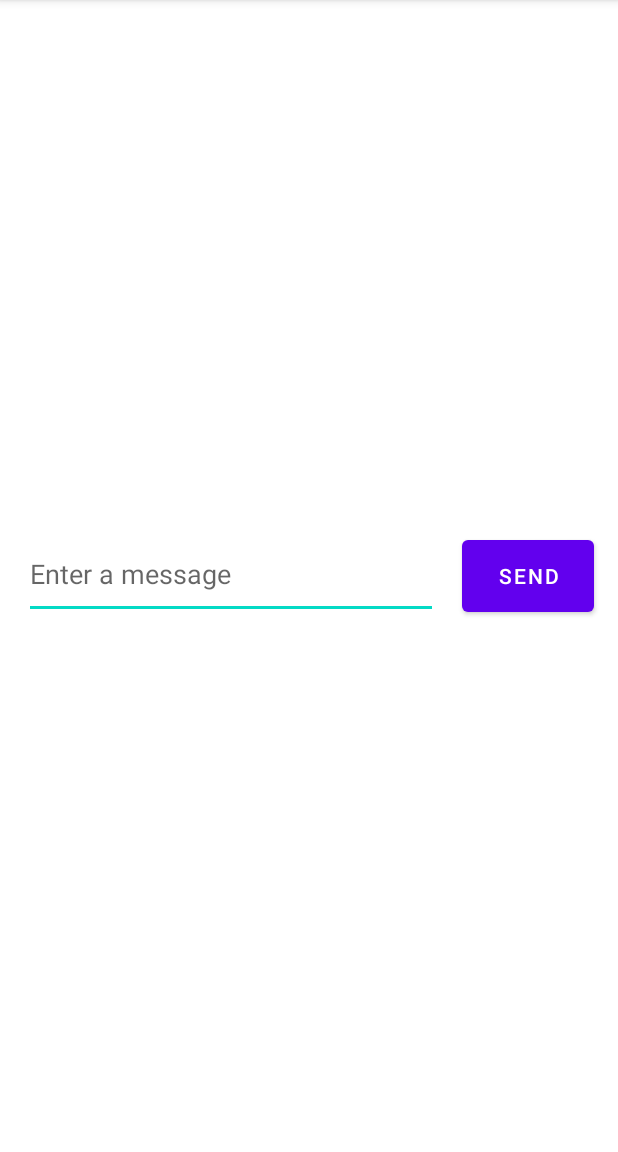
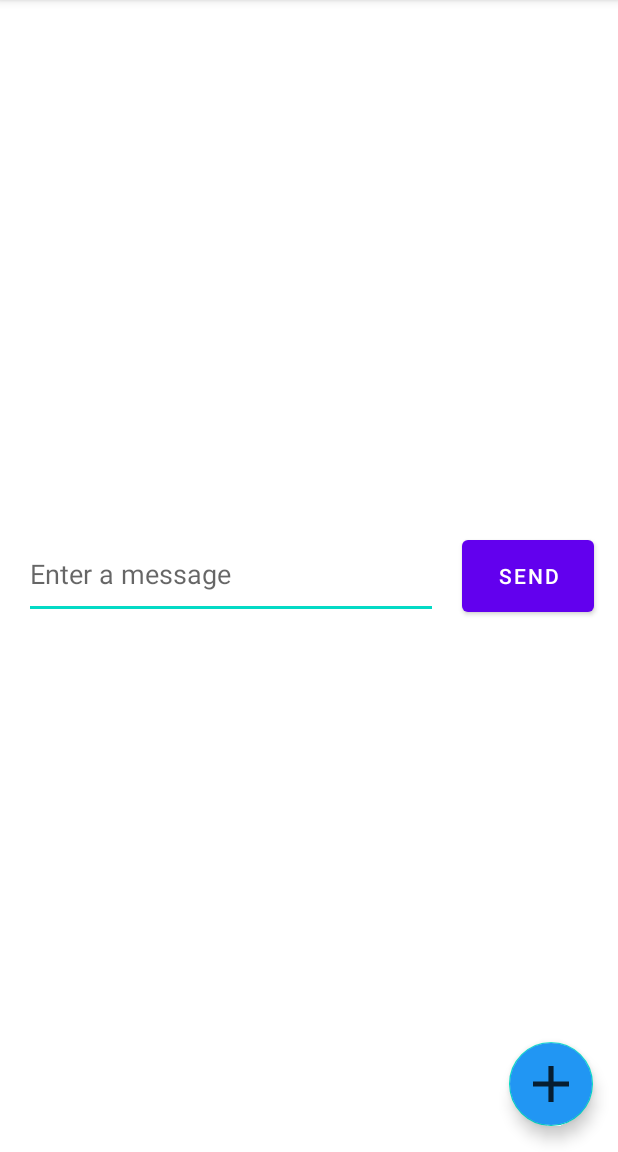
Before and after one commit to MrGGLS/covid19, an Android app: the screen it shows after launch (MainActivity), on a phone screen of 412 x 824 dp, the part 84-1236 px from its top. Run offline under Robolectric (Android 15) with nearby library versions, the phone set to English and light mode, and no system bars.

Commit message:
added a floating button

```diff
--- a/app/build.gradle
+++ b/app/build.gradle
@@ -30,7 +30,7 @@
 dependencies {
 
     implementation 'androidx.appcompat:appcompat:1.3.1'
-    implementation 'com.google.android.material:material:1.4.0'
+    implementation 'com.google.android.material:material:1.5.0-alpha04'
     implementation 'androidx.constraintlayout:constraintlayout:2.1.1'
     testImplementation 'junit:junit:4.+'
     androidTestImplementation 'androidx.test.ext:junit:1.1.3'
--- /dev/null
+++ b/app/src/main/res/drawable-anydpi/see_more.xml
@@ -0,0 +1,16 @@
+<vector xmlns:android="http://schemas.android.com/apk/res/android"
+    android:width="24dp"
+    android:height="24dp"
+    android:viewportWidth="24"
+    android:viewportHeight="24"
+    android:tint="#4284F3"
+    android:alpha="0.8">
+  <group android:scaleX="1.7142857"
+      android:scaleY="1.7142857"
+      android:translateX="-8.571428"
+      android:translateY="-8.571428">
+    <path
+        android:fillColor="@android:color/white"
+        android:pathData="M19,13h-6v6h-2v-6H5v-2h6V5h2v6h6v2z"/>
+  </group>
+</vector>
--- a/app/src/main/res/layout/activity_main.xml
+++ b/app/src/main/res/layout/activity_main.xml
@@ -35,4 +35,20 @@
         app:layout_constraintStart_toEndOf="@+id/editTextTextPersonName"
         app:layout_constraintTop_toTopOf="parent" />
 
+    <com.google.android.material.floatingactionbutton.FloatingActionButton
+        android:id="@+id/floatingActionButton"
+        android:layout_width="wrap_content"
+        android:layout_height="wrap_content"
+        android:backgroundTint="#2196F3"
+        android:clickable="true"
+        app:fabSize="auto"
+        app:layout_constraintBottom_toBottomOf="parent"
+        app:layout_constraintEnd_toEndOf="parent"
+        app:layout_constraintHorizontal_bias="0.954"
+        app:layout_constraintStart_toStartOf="parent"
+        app:layout_constraintTop_toTopOf="parent"
+        app:layout_constraintVertical_bias="0.976"
+        app:rippleColor="#0125EF"
+        app:srcCompat="@drawable/see_more" />
+
 </androidx.constraintlayout.widget.ConstraintLayout>
```
Also changed, not shown: app/src/main/res/drawable-hdpi/see_more.png (added), app/src/main/res/drawable-mdpi/see_more.png (added), app/src/main/res/drawable-xhdpi/see_more.png (added), app/src/main/res/drawable-xxhdpi/see_more.png (added).
